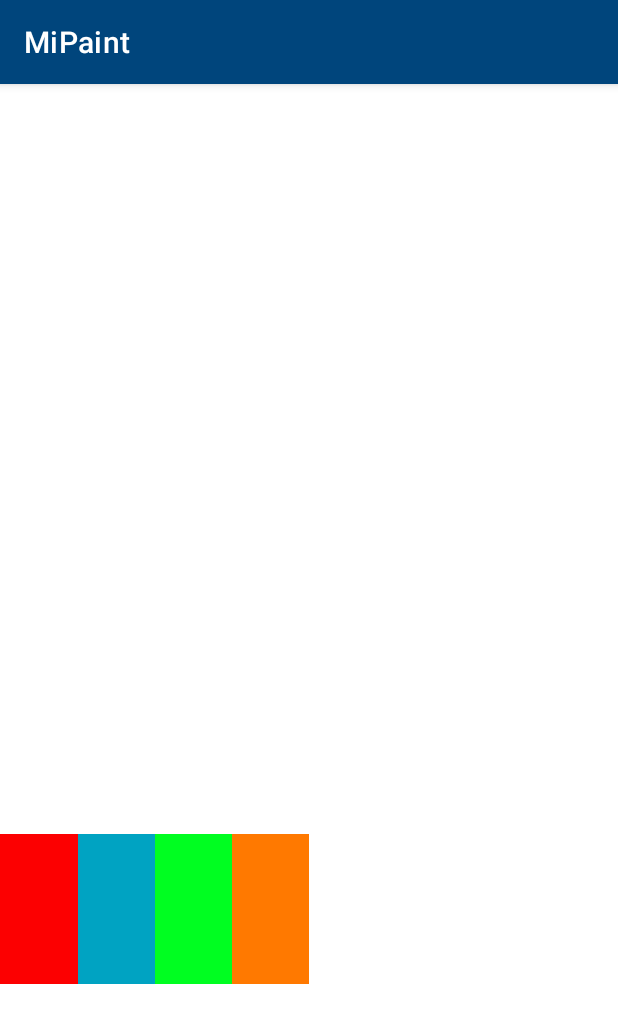
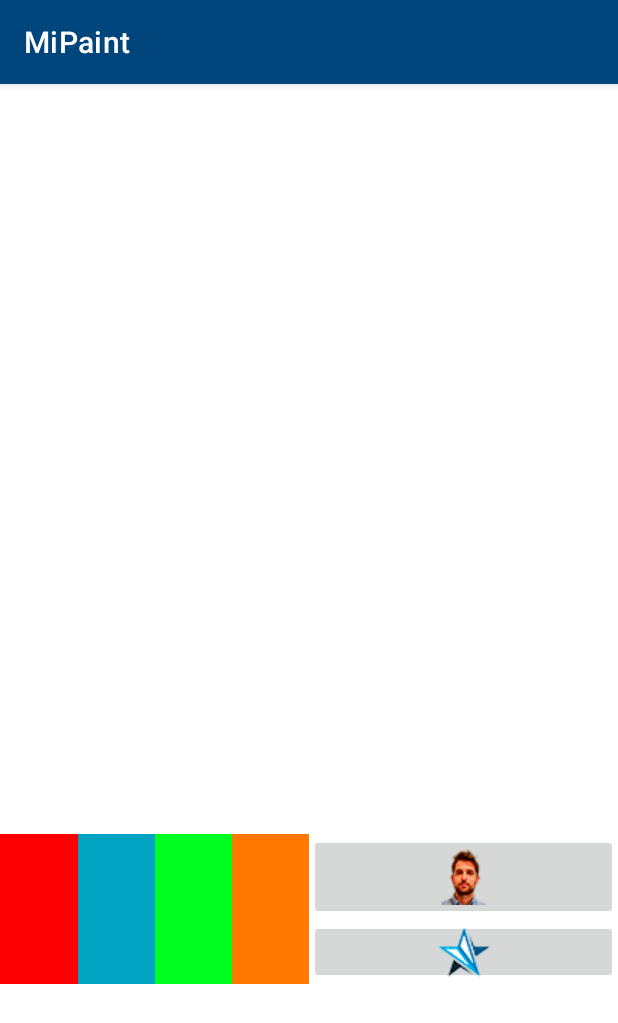
Before and after one commit to Algar487/MiPaint, an Android app: the PantallaDibujo screen opened directly, with no data from a screen before it, on a phone screen of 412 x 824 dp. Shown: the top 1023 px of the screen. Run offline under Robolectric (Android 15) with nearby library versions, the phone set to English and light mode, and no system bars.

Commit message:
20210405

```diff
--- a/app/src/main/res/layout/pantalla_dibujo.xml
+++ b/app/src/main/res/layout/pantalla_dibujo.xml
@@ -60,7 +60,20 @@
                 android:layout_width="match_parent"
                 android:layout_height="100sp"
                 android:layout_weight="1"
-                android:orientation="vertical"></LinearLayout>
+                android:orientation="vertical">
+
+                <ImageButton
+                    android:id="@+id/imageButton7"
+                    android:layout_width="match_parent"
+                    android:layout_height="wrap_content"
+                    app:srcCompat="@drawable/alejandro_mini" />
+
+                <ImageButton
+                    android:id="@+id/imageButton5"
+                    android:layout_width="match_parent"
+                    android:layout_height="wrap_content"
+                    app:srcCompat="@drawable/star_blue_mini" />
+            </LinearLayout>
 
         </LinearLayout>
 
--- a/app/src/main/res/values/themes.xml
+++ b/app/src/main/res/values/themes.xml
@@ -4,7 +4,7 @@
         <!-- Primary brand color. -->
         <item name="colorPrimary">@color/app_color</item>
         <item name="colorPrimaryVariant">@color/purple_700</item>
-        <item name="colorOnPrimary">@color/white</item>
+        <item name="colorOnPrimary">@color/blue</item>
         <!-- Secondary brand color. -->
         <item name="colorSecondary">@color/teal_200</item>
         <item name="colorSecondaryVariant">@color/teal_700</item>
```
Also changed, not shown: app/src/main/res/drawable/alejandro.png (added), app/src/main/res/drawable/alejandro_mini.png (added), app/src/main/res/drawable/star.jpg (added), app/src/main/res/drawable/star_blue.png (added), app/src/main/res/drawable/star_blue_mini.png (added).
